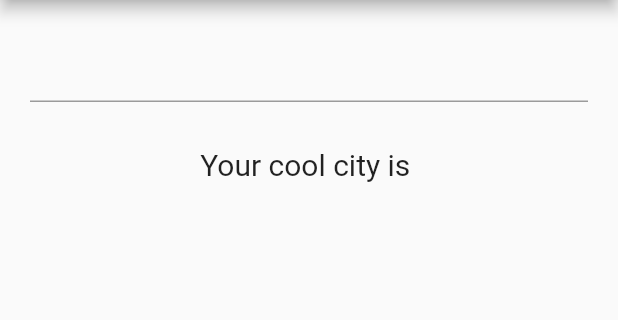
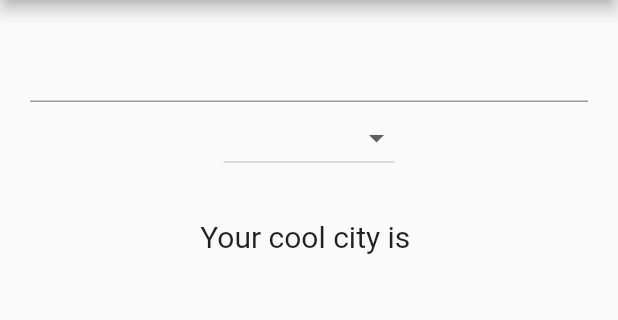
Before and after one commit to ppsshubham01/Practice-flutter, a Flutter app: the screen it shows after launch, on a phone screen of 412 x 824 dp, the part 84-404 px from its top. Run offline on Flutter 3.47's test engine with Material 2 defaults, Android fonts, the phone set to English and light mode, and no system bars.

```diff
--- a/lib/main.dart
+++ b/lib/main.dart
@@ -15,7 +15,15 @@ class Favoritecity extends StatefulWidget {
 }
 
 class FavoriteCityState extends State<Favoritecity> {
-  String Cityname = "";
+  var Cityname = "";
+  var _currentcities = [
+    'Gujrat',
+    'Maharashtra',
+    'Rajasthan',
+    'kerala',
+    'others'
+  ];
+  var _currentItemSelected = 'Select The State';
 
   @override
   Widget build(BuildContext context) {
@@ -36,6 +44,21 @@ class FavoriteCityState extends State<Favoritecity> {
                 });
               },
             ),
+            DropdownButton<String>(
+              items: _currentcities.map((String dropDownStringItem) {
+                return DropdownMenuItem<String>(
+                  value: dropDownStringItem,
+                  child: Text(dropDownStringItem),
+                );
+              }).toList(),
+              onChanged: (newValueSelected) {
+                setState(() {
+                  this._currentItemSelected = newValueSelected!;
+                });
+              },
+
+              value: _currentItemSelected,
+            ),
             Padding(
                 padding: EdgeInsets.all(30.0),
                 child: Text(
```
